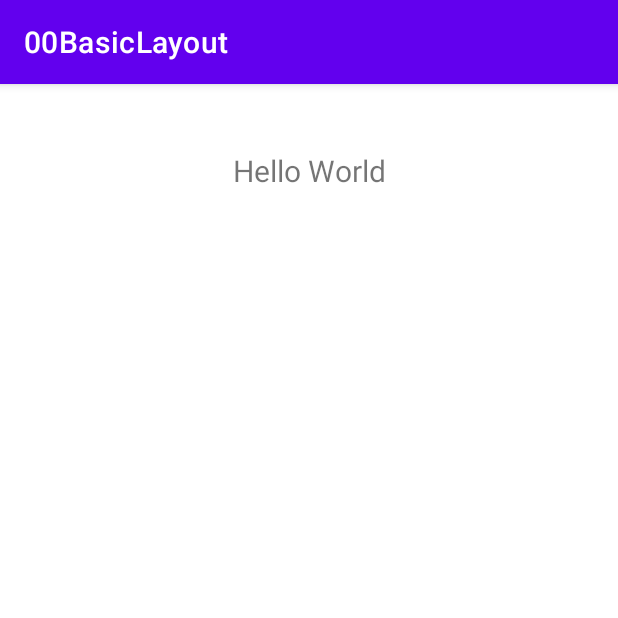
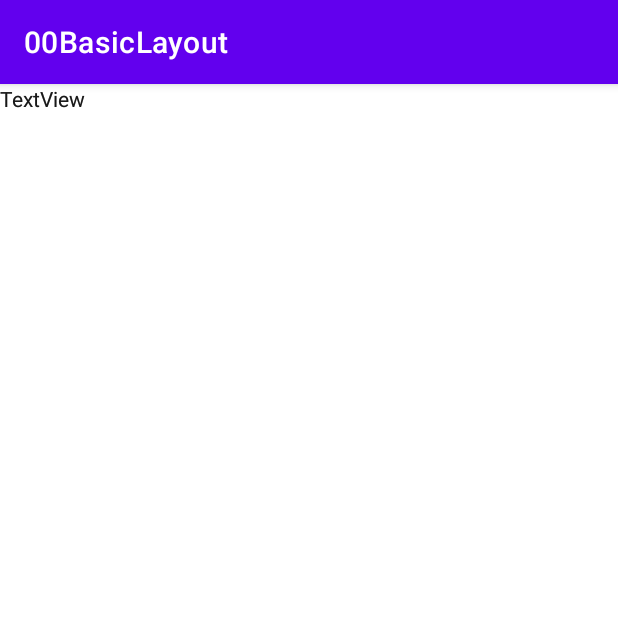
Before and after one commit to dev-SR/android-native, an Android app: the screen it shows after launch (MainActivity), on a phone screen of 412 x 824 dp, the top half of it. Run offline under Robolectric (Android 15) with nearby library versions, the phone set to English and light mode, and no system bars.

```diff
--- a/00BasicLayout/app/src/main/res/layout/constraint_layout.xml
+++ b/00BasicLayout/app/src/main/res/layout/constraint_layout.xml
@@ -7,14 +7,26 @@
     tools:context=".MainActivity">
 
     <TextView
-        android:id="@+id/textView5"
+        android:id="@+id/textView9"
         android:layout_width="wrap_content"
-        android:layout_height="0dp"
-        android:layout_marginTop="44dp"
-        android:text="Hello World"
-        android:textSize="20sp"
-        app:layout_constraintEnd_toEndOf="parent"
-        app:layout_constraintStart_toStartOf="parent"
-        app:layout_constraintTop_toTopOf="parent" />
+        android:layout_height="wrap_content"
+        android:text="TextView"
+        tools:layout_editor_absoluteX="155dp"
+        tools:layout_editor_absoluteY="108dp" />
 
+    <TextView
+        android:id="@+id/textView10"
+        android:layout_width="wrap_content"
+        android:layout_height="wrap_content"
+        android:text="TextView"
+        tools:layout_editor_absoluteX="74dp"
+        tools:layout_editor_absoluteY="152dp" />
+
+    <TextView
+        android:id="@+id/textView11"
+        android:layout_width="wrap_content"
+        android:layout_height="wrap_content"
+        android:text="TextView"
+        tools:layout_editor_absoluteX="241dp"
+        tools:layout_editor_absoluteY="178dp" />
 </androidx.constraintlayout.widget.ConstraintLayout>
```
Also changed, not shown: 3 other files.
